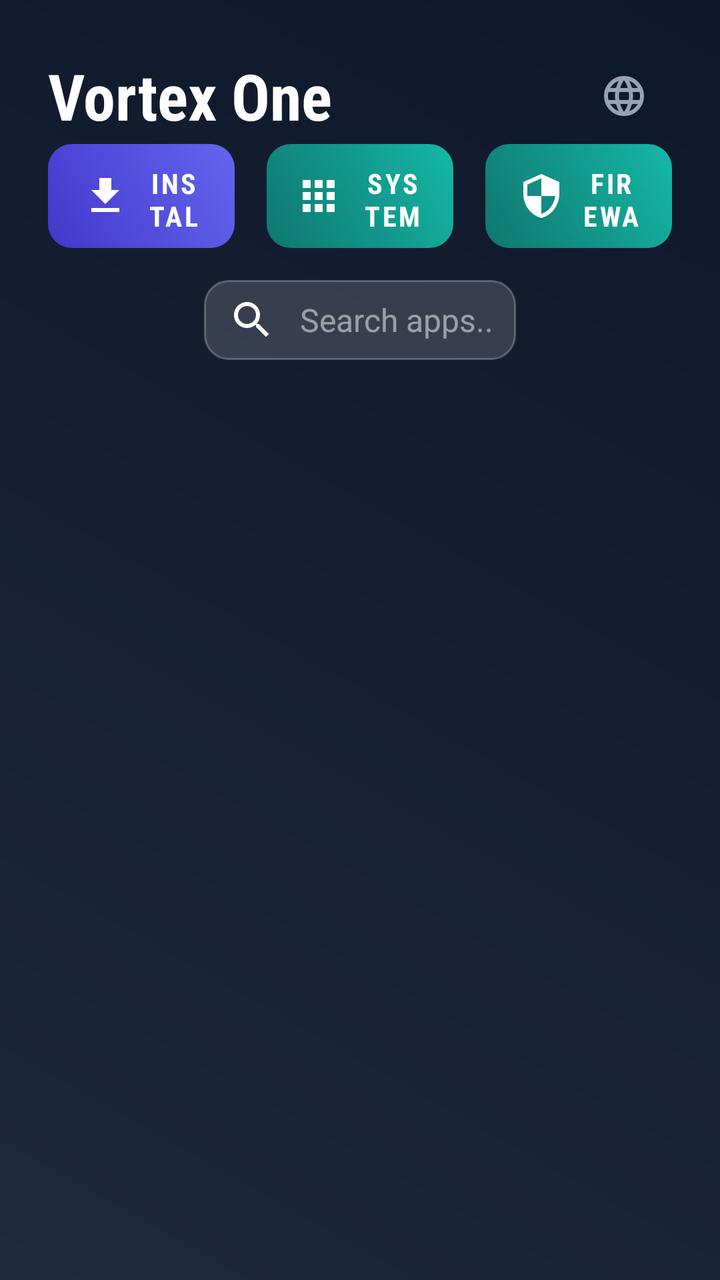
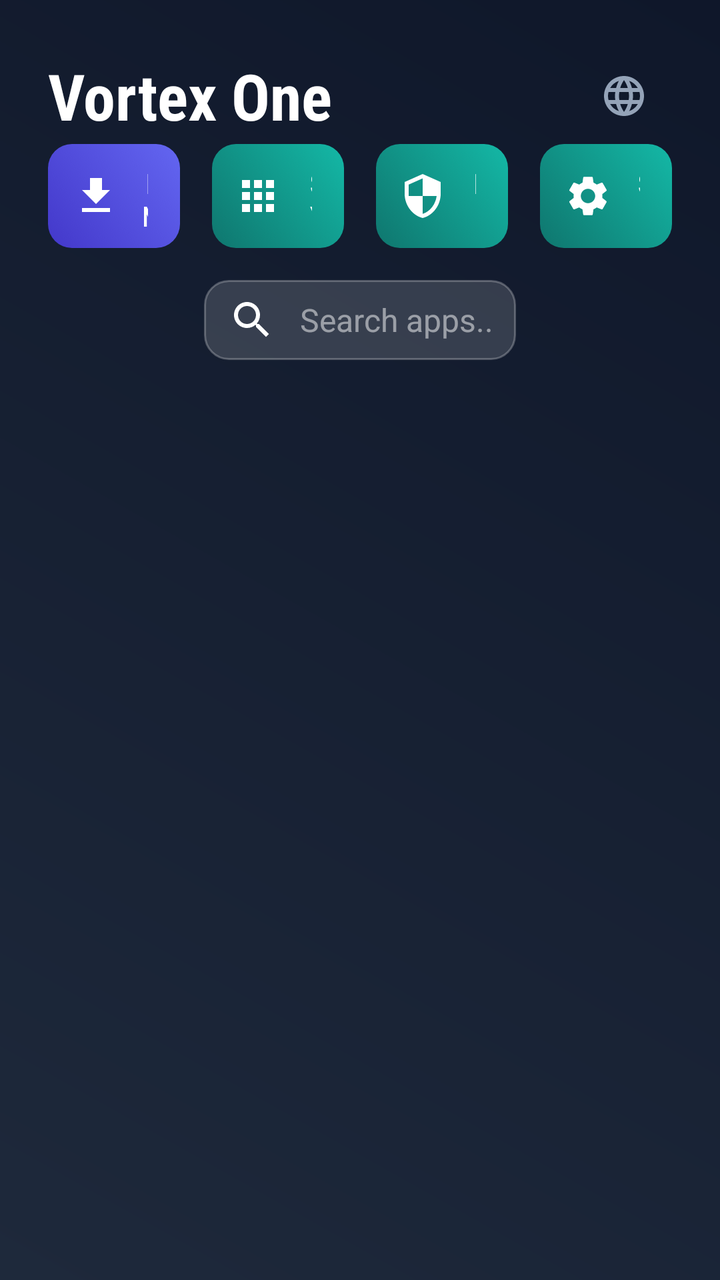

An Android layout rendered at two revisions. The XML below is the earlier revision; the diff shows what the commit changed to produce the second picture.
<!-- AndroidManifest.xml: activity theme Theme.VortexTV -->
<!-- res/layout/activity_main.xml -->
<?xml version="1.0" encoding="utf-8"?>
<androidx.constraintlayout.widget.ConstraintLayout 
    xmlns:android="http://schemas.android.com/apk/res/android"
    xmlns:app="http://schemas.android.com/apk/res-auto"
    xmlns:tools="http://schemas.android.com/tools"
    android:layout_width="match_parent"
    android:layout_height="match_parent"
    android:background="@drawable/bg_main"
    android:padding="24dp"
    android:clipChildren="false"
    android:clipToPadding="false"
    tools:context=".MainActivity">

    
    <LinearLayout
        android:id="@+id/headerContainer"
        android:layout_width="match_parent"
        android:layout_height="wrap_content"
        android:orientation="horizontal"
        android:gravity="center_vertical"
        app:layout_constraintStart_toStartOf="parent"
        app:layout_constraintEnd_toEndOf="parent"
        app:layout_constraintTop_toTopOf="parent">

        <TextView
            android:id="@+id/tvTitle"
            android:layout_width="wrap_content"
            android:layout_height="wrap_content"
            android:text="@string/app_name"
            android:textColor="@color/white"
            android:textSize="32sp"
            android:textStyle="bold"
            android:fontFamily="sans-serif-condensed" />

        <View
            android:layout_width="0dp"
            android:layout_height="0dp"
            android:layout_weight="1" />

        
        <ImageButton
            android:id="@+id/btnLanguage"
            android:layout_width="48dp"
            android:layout_height="48dp"
            android:focusable="true"
            android:nextFocusDown="@id/btnFirewall"
            android:background="?attr/selectableItemBackgroundBorderless"
            android:src="@drawable/ic_language"
            android:contentDescription="@string/language_title"
            app:tint="#94A3B8" />
    </LinearLayout>

    
    <LinearLayout
        android:id="@+id/buttonsContainer"
        android:layout_width="match_parent"
        android:layout_height="wrap_content"
        android:orientation="horizontal"
        android:clipChildren="false"
        android:clipToPadding="false"
        app:layout_constraintEnd_toEndOf="parent"
        app:layout_constraintTop_toBottomOf="@id/headerContainer">

        
        <com.google.android.material.button.MaterialButton
            android:id="@+id/btnInstallApk"
            android:layout_width="0dp"
            android:layout_height="52dp"
            android:layout_weight="1"
            android:text="@string/btn_install_apk"
            android:textSize="14sp"
            android:textStyle="bold"
            android:fontFamily="sans-serif-condensed"
            android:focusable="true"
            android:nextFocusDown="@id/etSearch"
            android:nextFocusRight="@id/btnVirtualizeSystemApp"
            android:background="@drawable/btn_gradient_primary"
            app:backgroundTint="@null"
            android:stateListAnimator="@animator/scaler"
            app:cornerRadius="12dp"
            app:icon="@drawable/ic_download"
            app:iconGravity="textStart"
            android:layout_marginEnd="8dp" />

        
        <com.google.android.material.button.MaterialButton
            android:id="@+id/btnVirtualizeSystemApp"
            android:layout_width="0dp"
            android:layout_height="52dp"
            android:layout_weight="1"
            android:text="@string/btn_system_apps"
            android:textSize="14sp"
            android:textStyle="bold"
            android:fontFamily="sans-serif-condensed"
            android:focusable="true"
            android:nextFocusDown="@id/etSearch"
            android:nextFocusLeft="@id/btnInstallApk"
            android:nextFocusRight="@id/btnFirewall"
            android:background="@drawable/btn_gradient_secondary"
            app:backgroundTint="@null"
            android:stateListAnimator="@animator/scaler"
            app:cornerRadius="12dp"
            app:icon="@drawable/ic_apps_grid"
            app:iconGravity="textStart"
            android:layout_marginStart="8dp"
            android:layout_marginEnd="8dp" />

        
        <com.google.android.material.button.MaterialButton
            android:id="@+id/btnFirewall"
            android:layout_width="0dp"
            android:layout_height="52dp"
            android:layout_weight="1"
            android:text="@string/title_firewall"
            android:textSize="14sp"
            android:textStyle="bold"
            android:fontFamily="sans-serif-condensed"
            android:focusable="true"
            android:nextFocusDown="@id/etSearch"
            android:nextFocusLeft="@id/btnVirtualizeSystemApp"
            android:background="@drawable/btn_gradient_secondary"
            app:backgroundTint="@null"
            android:stateListAnimator="@animator/scaler"
            app:cornerRadius="12dp"
            app:icon="@drawable/ic_shield"
            app:iconGravity="textStart"
            android:layout_marginStart="8dp" />
    </LinearLayout>

    
    <EditText
        android:id="@+id/etSearch"
        android:layout_width="0dp"
        android:layout_height="wrap_content"
        android:layout_marginTop="16dp"
        android:background="@drawable/bg_search_input"
        android:drawableStart="@drawable/ic_search"
        android:drawablePadding="12dp"
        android:hint="@string/hint_search_apps"
        android:textColorHint="#80FFFFFF"
        android:textColor="@color/white"
        android:textSize="16sp"
        android:maxLines="1"
        android:singleLine="true"
        android:imeOptions="actionDone"
        android:nextFocusDown="@id/rvVirtualApps"
        android:nextFocusUp="@id/btnInstallApk"
        app:layout_constraintTop_toBottomOf="@id/buttonsContainer"
        app:layout_constraintStart_toStartOf="parent"
        app:layout_constraintEnd_toEndOf="parent"
        app:layout_constraintWidth_percent="0.5" />

    
    <androidx.recyclerview.widget.RecyclerView
        android:id="@+id/rvVirtualApps"
        android:layout_width="0dp"
        android:layout_height="0dp"
        android:layout_marginTop="16dp"
        android:clipToPadding="false"
        android:nextFocusUp="@id/etSearch"
        app:layout_constraintBottom_toTopOf="@+id/bannerContainer"
        app:layout_constraintEnd_toEndOf="parent"
        app:layout_constraintStart_toStartOf="parent"
        app:layout_constraintTop_toBottomOf="@id/etSearch"
        tools:listitem="@layout/item_virtual_app" />

    
    <RelativeLayout
        android:id="@+id/bannerContainer"
        android:layout_width="match_parent"
        android:layout_height="wrap_content"
        android:layout_marginBottom="8dp"
        android:gravity="center"
        app:layout_constraintBottom_toBottomOf="parent"
        app:layout_constraintEnd_toEndOf="parent"
        app:layout_constraintStart_toStartOf="parent" />

    
    <LinearLayout
        android:id="@+id/layoutEmptyState"
        android:layout_width="wrap_content"
        android:layout_height="wrap_content"
        android:gravity="center"
        android:orientation="vertical"
        android:visibility="gone"
        app:layout_constraintBottom_toTopOf="@+id/bannerContainer"
        app:layout_constraintEnd_toEndOf="parent"
        app:layout_constraintStart_toStartOf="parent"
        app:layout_constraintTop_toTopOf="parent">

        <ImageView
            android:layout_width="120dp"
            android:layout_height="120dp"
            android:alpha="0.3"
            android:src="@drawable/ic_apps_grid"
            android:tint="#94A3B8" />

        <TextView
            android:layout_width="wrap_content"
            android:layout_height="wrap_content"
            android:layout_marginTop="16dp"
            android:text="@string/empty_state_title"
            android:textColor="#94A3B8"
            android:textSize="18sp" />

        <TextView
            android:layout_width="wrap_content"
            android:layout_height="wrap_content"
            android:layout_marginTop="8dp"
            android:text="@string/empty_state_desc"
            android:textColor="#64748B"
            android:textSize="14sp" />
    </LinearLayout>

    
    <ProgressBar
        android:id="@+id/progressBar"
        android:layout_width="wrap_content"
        android:layout_height="wrap_content"
        android:visibility="gone"
        app:layout_constraintBottom_toBottomOf="parent"
        app:layout_constraintEnd_toEndOf="parent"
        app:layout_constraintStart_toStartOf="parent"
        app:layout_constraintTop_toTopOf="parent" />

</androidx.constraintlayout.widget.ConstraintLayout>
<!-- res/layout/item_virtual_app.xml (included above) -->
<?xml version="1.0" encoding="utf-8"?>
<com.google.android.material.card.MaterialCardView 
    xmlns:android="http://schemas.android.com/apk/res/android"
    xmlns:app="http://schemas.android.com/apk/res-auto"
    android:layout_width="160dp"
    android:layout_height="200dp"
    android:layout_margin="12dp"
    android:clickable="true"
    android:focusable="true"
    android:focusableInTouchMode="true"
    android:foreground="@drawable/selector_item_virtual_app"
    android:stateListAnimator="@animator/scaler"
    app:cardBackgroundColor="@color/primary_light"
    app:strokeColor="@color/accent_focus"
    app:strokeWidth="0dp"
    app:cardCornerRadius="16dp"
    app:cardElevation="4dp">

    <LinearLayout
        android:layout_width="match_parent"
        android:layout_height="match_parent"
        android:gravity="center"
        android:orientation="vertical"
        android:padding="16dp">

        
        <ImageView
            android:id="@+id/ivAppIcon"
            android:layout_width="96dp"
            android:layout_height="96dp"
            android:scaleType="fitCenter"
            android:src="@mipmap/ic_launcher" />

        
        <TextView
            android:id="@+id/tvAppName"
            android:layout_width="match_parent"
            android:layout_height="wrap_content"
            android:layout_marginTop="12dp"
            android:ellipsize="end"
            android:gravity="center"
            android:maxLines="2"
            android:text="App Name"
            android:textColor="@color/white"
            android:textSize="14sp"
            android:textStyle="bold"
            android:fontFamily="sans-serif-condensed" />

    </LinearLayout>

</com.google.android.material.card.MaterialCardView>
<!-- resources referenced by this layout -->
<resources>
  <color name="accent_focus">#818CF8</color>
  <color name="primary_light">#1E293B</color>
  <color name="white">#FFFFFFFF</color>
  <!-- drawable bg_main (drawable) -->
  <?xml version="1.0" encoding="utf-8"?>
  <shape xmlns:android="http://schemas.android.com/apk/res/android"
      android:shape="rectangle">
      <gradient
          android:angle="45"
          android:endColor="@color/primary_dark"
          android:startColor="@color/primary_light"
          android:type="linear" />
  </shape>
  <!-- drawable bg_search_input (drawable) -->
  <?xml version="1.0" encoding="utf-8"?>
  <shape xmlns:android="http://schemas.android.com/apk/res/android"
      android:shape="rectangle">
      <corners android:radius="12dp" />
      <solid android:color="#26FFFFFF" /> 
      <stroke android:width="1dp" android:color="#40FFFFFF" />
      <padding android:left="12dp" android:right="12dp" android:top="8dp" android:bottom="8dp"/>
  </shape>
  <!-- drawable ic_download (drawable) -->
  <vector xmlns:android="http://schemas.android.com/apk/res/android"
      android:width="24dp"
      android:height="24dp"
      android:viewportWidth="24"
      android:viewportHeight="24"
      android:tint="#FFFFFF">
      <path
          android:fillColor="@android:color/white"
          android:pathData="M19,9h-4V3H9v6H5l7,7 7,-7zM5,18v2h14v-2H5z"/>
  </vector>
  <!-- mipmap ic_launcher (mipmap-anydpi-v26) -->
  <?xml version="1.0" encoding="utf-8"?>
  <adaptive-icon xmlns:android="http://schemas.android.com/apk/res/android">
      <background android:drawable="@drawable/ic_launcher_background" />
      <foreground android:drawable="@drawable/ic_launcher_foreground" />
  </adaptive-icon>
  <string name="app_name">Vortex One</string>
  <string name="btn_install_apk">Install APK</string>
  <string name="btn_system_apps">System Apps</string>
  <string name="empty_state_desc">Press Install APK or System Apps to add some</string>
  <string name="empty_state_title">No apps installed</string>
  <string name="hint_search_apps">Search apps...</string>
  <string name="language_title">Language / Idioma</string>
  <string name="title_firewall">Firewall</string>
  <color name="primary_dark">#0F172A</color>
  <!-- drawable ic_launcher_background (drawable) -->
  <?xml version="1.0" encoding="utf-8"?>
  <vector xmlns:android="http://schemas.android.com/apk/res/android"
      android:width="108dp"
      android:height="108dp"
      android:viewportWidth="108"
      android:viewportHeight="108">
      <path
          android:fillColor="#0F172A"
          android:pathData="M0,0h108v108h-108z" />
  </vector>
  <color name="accent_color">#6366F1</color>
  <color name="teal_200">#03DAC5</color>
  <color name="teal_700">#018786</color>
  <color name="black">#FF000000</color>
  <!-- unchanged entries left out for length: 9 -->
</resources>

<!-- the commit's change to res/layout/activity_main.xml (unified diff, before → after) -->
@@ -118,11 +118,34 @@
             android:focusable="true"
             android:nextFocusDown="@id/etSearch"
             android:nextFocusLeft="@id/btnVirtualizeSystemApp"
+            android:nextFocusRight="@id/btnSettings"
             android:background="@drawable/btn_gradient_secondary"
             app:backgroundTint="@null"
             android:stateListAnimator="@animator/scaler"
             app:cornerRadius="12dp"
             app:icon="@drawable/ic_shield"
+            app:iconGravity="textStart"
+            android:layout_marginStart="8dp"
+            android:layout_marginEnd="8dp" />
+
+        
+        <com.google.android.material.button.MaterialButton
+            android:id="@+id/btnSettings"
+            android:layout_width="0dp"
+            android:layout_height="52dp"
+            android:layout_weight="1"
+            android:text="@string/btn_settings"
+            android:textSize="14sp"
+            android:textStyle="bold"
+            android:fontFamily="sans-serif-condensed"
+            android:focusable="true"
+            android:nextFocusDown="@id/etSearch"
+            android:nextFocusLeft="@id/btnFirewall"
+            android:background="@drawable/btn_gradient_secondary"
+            app:backgroundTint="@null"
+            android:stateListAnimator="@animator/scaler"
+            app:cornerRadius="12dp"
+            app:icon="@drawable/ic_settings"
             app:iconGravity="textStart"
             android:layout_marginStart="8dp" />
     </LinearLayout>
<!-- resource entries referenced after the edit -->
@@ -33,6 +33,16 @@
           android:fillColor="@android:color/white"
           android:pathData="M19,9h-4V3H9v6H5l7,7 7,-7zM5,18v2h14v-2H5z"/>
   </vector>
+  <!-- drawable ic_settings (drawable) -->
+  <vector xmlns:android="http://schemas.android.com/apk/res/android"
+      android:width="24dp"
+      android:height="24dp"
+      android:viewportWidth="24"
+      android:viewportHeight="24">
+    <path
+        android:fillColor="#FFFFFFFF"
+        android:pathData="M19.14,12.94c0.04,-0.3 0.06,-0.61 0.06,-0.94c0,-0.32 -0.02,-0.64 -0.07,-0.94l2.03,-1.58c0.18,-0.14 0.23,-0.41 0.12,-0.61l-1.92,-3.32c-0.12,-0.22 -0.37,-0.29 -0.59,-0.22l-2.39,0.96c-0.5,-0.38 -1.03,-0.7 -1.62,-0.94l-0.36,-2.54c-0.04,-0.24 -0.24,-0.41 -0.48,-0.41l-3.84,0c-0.24,0 -0.43,0.17 -0.47,0.41l-0.36,2.54c-0.59,0.24 -1.13,0.57 -1.62,0.94l-2.39,-0.96c-0.22,-0.08 -0.47,0 -0.59,0.22l-1.92,3.32c-0.12,0.21 -0.07,0.47 0.12,0.61l2.03,1.58c-0.05,0.3 -0.09,0.63 -0.09,0.94s0.02,0.64 0.07,0.94l-2.03,1.58c-0.18,0.14 -0.23,0.41 -0.12,0.61l1.92,3.32c0.12,0.22 0.37,0.29 0.59,0.22l2.39,-0.96c0.5,0.38 1.03,0.7 1.62,0.94l0.36,2.54c0.05,0.24 0.24,0.41 0.48,0.41l3.84,0c0.24,0 0.44,-0.17 0.47,-0.41l0.36,-2.54c0.59,-0.24 1.13,-0.56 1.62,-0.94l2.39,0.96c0.22,0.08 0.47,0 0.59,-0.22l1.92,-3.32c0.12,-0.2 -0.07,-0.47 -0.12,-0.61l-2.01,-1.58zM12,15.6c-1.98,0 -3.6,-1.62 -3.6,-3.6s1.62,-3.6 3.6,-3.6s3.6,1.62 3.6,3.6s-1.62,3.6 -3.6,3.6z"/>
+  </vector>
   <!-- mipmap ic_launcher (mipmap-anydpi-v26) -->
   <?xml version="1.0" encoding="utf-8"?>
   <adaptive-icon xmlns:android="http://schemas.android.com/apk/res/android">
@@ -41,6 +51,7 @@
   </adaptive-icon>
   <string name="app_name">Vortex One</string>
   <string name="btn_install_apk">Install APK</string>
+  <string name="btn_settings">Settings</string>
   <string name="btn_system_apps">System Apps</string>
   <string name="empty_state_desc">Press Install APK or System Apps to add some</string>
   <string name="empty_state_title">No apps installed</string>
